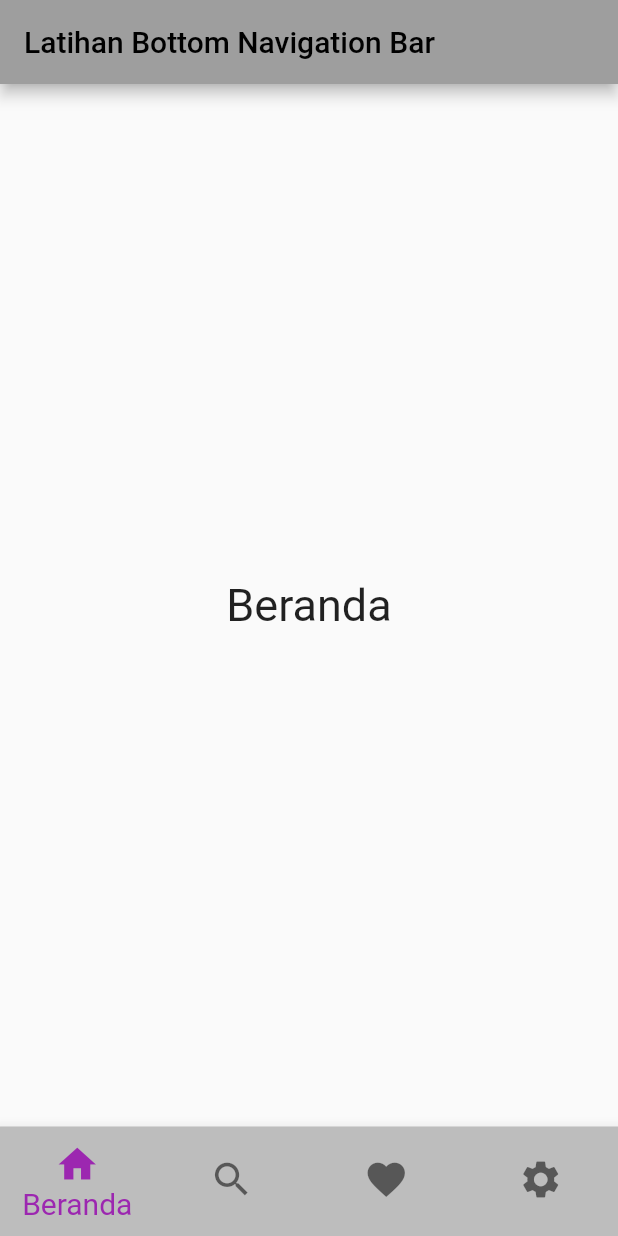
After one commit to gantira/beginner-flutter, a Flutter app: the screen it shows after launch, on a phone screen of 412 x 824 dp. The commit adds this screen. Run offline on Flutter 3.47's test engine with Material 2 defaults, Android fonts, the phone set to English and light mode, and no system bars.

Commit message:
Flutter Tutorial BottomNavigationBar Widget Android | iOS #8

```diff
--- a/lib/main.dart
+++ b/lib/main.dart
@@ -1,5 +1,5 @@
+import 'package:beginner_flutter/widgets/sample_bottom_navbar.dart';
 import 'package:beginner_flutter/widgets/sample_container.dart';
-import 'package:beginner_flutter/widgets/sample_listview.dart';
 import 'package:flutter/material.dart';
 
 void main() {
@@ -15,9 +15,9 @@ class MyApp extends StatelessWidget {
     return MaterialApp(
       title: 'Flutter Demo',
       theme: ThemeData(
-        primarySwatch: Colors.purple,
+        primarySwatch: Colors.grey,
       ),
-      home: SampleLietView(),
+      home: const SampleBottomNavbar(),
     );
   }
 }
--- /dev/null
+++ b/lib/widgets/sample_bottom_navbar.dart
@@ -0,0 +1,85 @@
+import 'package:flutter/material.dart';
+
+class SampleBottomNavbar extends StatefulWidget {
+  const SampleBottomNavbar({super.key});
+
+  @override
+  State<SampleBottomNavbar> createState() => _SampleBottomNavbarState();
+}
+
+class _SampleBottomNavbarState extends State<SampleBottomNavbar> {
+  int _selectedIndex = 0;
+
+  void _onTap(int index) {
+    setState(() {
+      _selectedIndex = index;
+    });
+  }
+
+  List<Widget> pages = [
+    const Text(
+      'Beranda',
+      style: TextStyle(
+        fontSize: 30,
+      ),
+    ),
+    const Text(
+      'Cari',
+      style: TextStyle(
+        fontSize: 30,
+      ),
+    ),
+    const Text(
+      'Favorite',
+      style: TextStyle(
+        fontSize: 30,
+      ),
+    ),
+    const Text(
+      'Setting',
+      style: TextStyle(
+        fontSize: 30,
+      ),
+    ),
+  ];
+
+  @override
+  Widget build(BuildContext context) {
+    return Scaffold(
+      appBar: AppBar(
+        title: const Text('Latihan Bottom Navigation Bar'),
+      ),
+      body: Center(
+        child: pages[_selectedIndex],
+      ),
+      bottomNavigationBar: BottomNavigationBar(
+        type: BottomNavigationBarType.fixed,
+        backgroundColor: Colors.grey[400],
+        selectedItemColor: Colors.purple,
+        selectedFontSize: 20,
+        iconSize: 30,
+        showUnselectedLabels: false,
+        currentIndex: _selectedIndex,
+        onTap: _onTap,
+        items: const [
+          BottomNavigationBarItem(
+            icon: Icon(Icons.home),
+            label: 'Beranda',
+          ),
+          BottomNavigationBarItem(
+            icon: Icon(Icons.search),
+            label: 'Cari',
+          ),
+          BottomNavigationBarItem(
+            icon: Icon(Icons.favorite),
+            label: 'Favorite',
+          ),
+          BottomNavigationBarItem(
+            icon: Icon(Icons.settings),
+            label: 'Setting',
+          ),
+        ],
+      ),
+    );
+  }
+}
```
